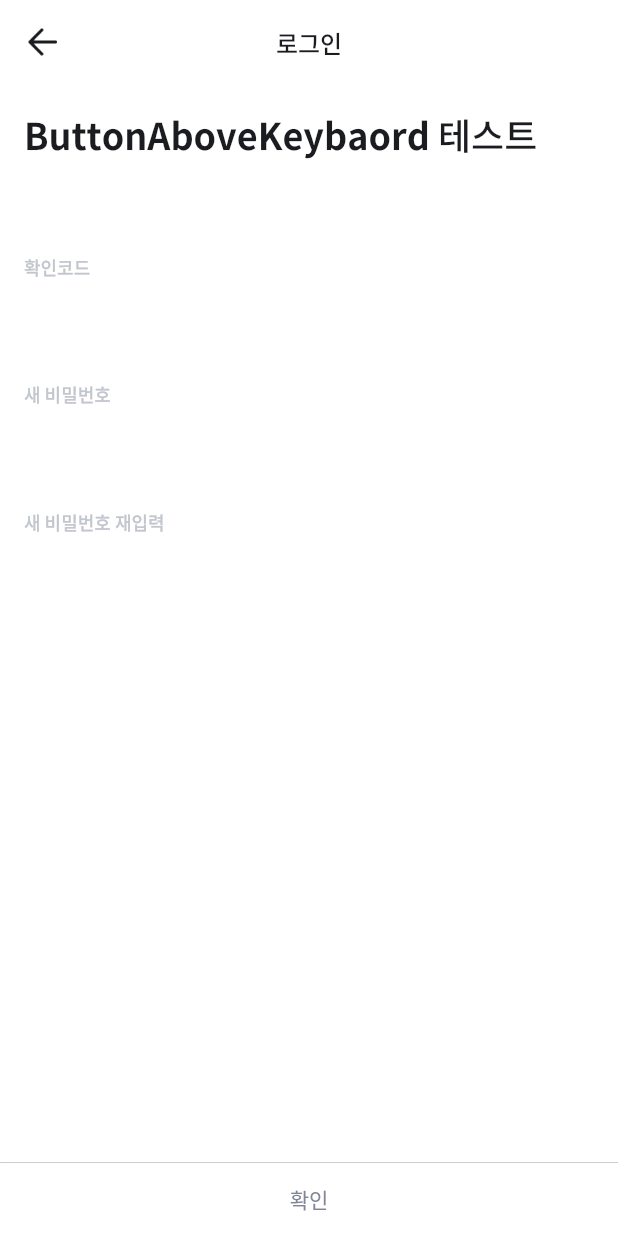
After one commit to seosh817/flutter-widgets, a Flutter app: the ButtonAboveKeyboardScreen screen opened by its route, on a phone screen of 412 x 824 dp. The commit adds this screen. Run offline on Flutter 3.47's test engine with Material 2 defaults, Android fonts, the phone set to English and light mode, and no system bars.

Commit message:
button above keyboard temp

```diff
--- /dev/null
+++ b/lib/colors.dart
@@ -0,0 +1,10 @@
+
+import 'dart:ui';
+
+class AppColors {
+  static Color azul = Color(0xff214eee);
+  static Color blueGrey = Color(0xff7f8795);
+  static Color dark = Color(0xff1a1c20);
+  static Color lightBlueGrey = Color(0xffc2c6cd);
+
+}
--- a/lib/main.dart
+++ b/lib/main.dart
@@ -1,6 +1,7 @@
 import 'package:flutter/material.dart';
 import 'package:flutter_widgets/screen/animated_container_screen.dart';
 import 'package:flutter_widgets/screen/animated_opacity_screen.dart';
+import 'package:flutter_widgets/screen/button_above_keyboard.dart';
 import 'package:flutter_widgets/screen/drawer_screen.dart';
 import 'package:flutter_widgets/screen/flexible_expanded_screen.dart';
 import 'package:flutter_widgets/screen/form_validation_screen.dart';
@@ -18,11 +19,11 @@ class MyApp extends StatelessWidget {
     return MaterialApp(
       title: 'Flutter Widgets',
       theme: ThemeData(
-        // primarySwatch: Colors.yellow
-        primaryColor: Colors.blue,
-        accentColor: Colors.yellow,
-        brightness: Brightness.dark
-      ),
+          // primarySwatch: Colors.yellow
+          primaryColor: Colors.blue,
+          accentColor: Colors.yellow,
+          brightness: Brightness.dark),
+      routes: pages,
       home: new HomeScreen(),
     );
   }
@@ -43,30 +44,16 @@ class HomeScreen extends StatelessWidget {
               children: [
                 ElevatedButton(
                   onPressed: () {
-                    Navigator.push(
-                        context,
-                        new MaterialPageRoute(
-                            builder: (context) => AnimatedContainerScreen()));
+                    Navigator.push(context, new MaterialPageRoute(builder: (context) => AnimatedContainerScreen()));
                   },
-                  style: ButtonStyle(
-                      textStyle: MaterialStateProperty.all(
-                          TextStyle(fontSize: 14, color: Colors.white)),
-                      backgroundColor:
-                          MaterialStateProperty.all<Color>(Colors.blue)),
+                  style: ButtonStyle(textStyle: MaterialStateProperty.all(TextStyle(fontSize: 14, color: Colors.white)), backgroundColor: MaterialStateProperty.all<Color>(Colors.blue)),
                   child: Text("AnimatedContainer"),
                 ),
                 ElevatedButton(
                   onPressed: () {
-                    Navigator.push(
-                        context,
-                        MaterialPageRoute(
-                            builder: (context) => AnimatedOpacityScreen()));
+                    Navigator.push(context, MaterialPageRoute(builder: (context) => AnimatedOpacityScreen()));
                   },
-                  style: ButtonStyle(
-                      textStyle: MaterialStateProperty.all(
-                          TextStyle(fontSize: 14, color: Colors.white)),
-                      backgroundColor:
-                          MaterialStateProperty.all<Color>(Colors.blue)),
+                  style: ButtonStyle(textStyle: MaterialStateProperty.all(TextStyle(fontSize: 14, color: Colors.white)), backgroundColor: MaterialStateProperty.all<Color>(Colors.blue)),
                   child: Text("AnimatedOpacity"),
                 ),
               ],
@@ -77,73 +64,58 @@ class HomeScreen extends StatelessWidget {
                   ListTile(
                     title: Text('Drawer'),
                     onTap: () {
-                      Navigator.push(
-                          context,
-                          MaterialPageRoute(
-                              builder: (context) => DrawerScreen()));
+                      Navigator.push(context, MaterialPageRoute(builder: (context) => DrawerScreen()));
                     },
                   ),
                   ListTile(
                     title: Text('SnackBar'),
                     onTap: () {
-                      Navigator.push(
-                          context,
-                          MaterialPageRoute(
-                              builder: (context) => SnackBarScreen()));
+                      Navigator.push(context, MaterialPageRoute(builder: (context) => SnackBarScreen()));
                     },
                   ),
                   ListTile(
                     title: Text('OrientationBuilder'),
                     onTap: () {
-                      Navigator.push(
-                          context,
-                          MaterialPageRoute(
-                              builder: (context) => OrientationBuilderScreen()));
+                      Navigator.push(context, MaterialPageRoute(builder: (context) => OrientationBuilderScreen()));
                     },
                   ),
                   ListTile(
                     title: Text('TabController'),
                     onTap: () {
-                      Navigator.push(
-                          context,
-                          MaterialPageRoute(
-                              builder: (context) => TabControllerScreen()));
+                      Navigator.push(context, MaterialPageRoute(builder: (context) => TabControllerScreen()));
                     },
                   ),
                   ListTile(
                     title: Text('FormValidation'),
                     onTap: () {
-                      Navigator.push(
-                          context,
-                          MaterialPageRoute(
-                              builder: (context) => FormValidationScreen()));
+                      Navigator.push(context, MaterialPageRoute(builder: (context) => FormValidationScreen()));
                     },
                   ),
                   ListTile(
                     title: Text('Swipe to Dismiss'),
                     onTap: () {
-                      Navigator.push(
-                          context,
-                          MaterialPageRoute(
-                              builder: (context) => SwipeToDismissScreen()));
+                      Navigator.push(context, MaterialPageRoute(builder: (context) => SwipeToDismissScreen()));
                     },
                   ),
                   ListTile(
                     title: Text('MethodChannel'),
                     onTap: () {
-                      Navigator.push(
-                          context,
-                          MaterialPageRoute(
-                              builder: (context) => MethodChannelScreen()));
+                      Navigator.push(context, MaterialPageRoute(builder: (context) => MethodChannelScreen()));
                     },
                   ),
                   ListTile(
                     title: Text('Expanded Flexible'),
                     onTap: () {
-                      Navigator.push(
-                          context,
-                          MaterialPageRoute(
-                              builder: (context) => FlexibleExpandedScreen()));
+                      Navigator.push(context, MaterialPageRoute(builder: (context) => FlexibleExpandedScreen()));
+                    },
+                  ),
+                  ListTile(
+                    title: Text('ButtonAboveKeyboardScreen'),
+                    onTap: () {
+                      Navigator.pushNamed(
+                        context,
+                        ButtonAboveKeyboardScreen.routeName,
+                      );
                     },
                   ),
                 ],
@@ -155,3 +127,7 @@ class HomeScreen extends StatelessWidget {
     );
   }
 }
+
+final pages = {
+  ButtonAboveKeyboardScreen.routeName: (context) => ButtonAboveKeyboardScreen(),
+};
--- /dev/null
+++ b/lib/screen/button_above_keyboard.dart
@@ -0,0 +1,249 @@
+
+
+import 'package:flutter/cupertino.dart';
+import 'package:flutter/material.dart';
+import 'package:flutter_widgets/colors.dart';
+
+import '../text_style.dart';
+
+class ButtonAboveKeyboardScreen extends StatefulWidget {
+  static String routeName = '/button_above_keyboard_page';
+
+
+  @override
+  _ButtonAboveKeyboardPageState createState() => _ButtonAboveKeyboardPageState();
+}
+
+class _ButtonAboveKeyboardPageState extends State<ButtonAboveKeyboardScreen> {
+  TextEditingController _newPasswordController = TextEditingController();
+  TextEditingController _newConfirmPasswordController = TextEditingController();
+
+  bool _isNewValid;
+  bool _isNewObscure;
+
+  bool _isNewConfirmValid;
+  bool _isNewConfirmObscure;
+
+
+  void _newObscureToggle() {
+    setState(() {
+      _isNewObscure = !_isNewObscure;
+    });
+  }
+
+  void _newConfirmObscureToggle() {
+    setState(() {
+      _isNewConfirmObscure = !_isNewConfirmObscure;
+    });
+  }
+
+  @override
+  void initState() {
+    super.initState();
+    _isNewValid = false;
+    _isNewObscure = true;
+    _isNewConfirmValid = false;
+    _isNewConfirmObscure = true;
+    _newPasswordController.addListener(() {
+    });
+    _newConfirmPasswordController.addListener(() {
+    });
+  }
+
+  @override
+  void dispose() {
+    _newPasswordController.dispose();
+    _newConfirmPasswordController.dispose();
+    super.dispose();
+  }
+
+  @override
+  Widget build(BuildContext context) {
+    final node = FocusScope.of(context);
+    var appBar = AppBar(
+      backgroundColor: Colors.white,
+      elevation: 0.0,
+      centerTitle: true,
+      title: Text(
+        '로그인',
+        style: kNotoSansMedium16.copyWith(color: AppColors.dark),
+      ),
+      leading: IconButton(
+          onPressed: () {
+            Navigator.pop(context);
+          },
+          icon: Image.asset('images/ic_back.png')),
+    );
+    return GestureDetector(
+      onTap: () {
+        node.requestFocus(FocusNode());
+      },
+      child: Scaffold(
+        resizeToAvoidBottomInset: false,
+        backgroundColor: Colors.white,
+        appBar: appBar,
+        bottomSheet: Padding(
+          padding: EdgeInsets.only(bottom: MediaQuery.of(context).viewInsets.bottom),
+          child: Container(
+            width: double.infinity,
+            color: Colors.white,
+            child: ElevatedButton(
+              style: ElevatedButton.styleFrom(
+                padding: EdgeInsets.symmetric(vertical: 14),
+                primary: AppColors.azul,
+                onSurface: AppColors.blueGrey,
+            ),
+              child: Text('확인'),
+            ),
+          ),
+        ),
+        body: SingleChildScrollView(
+          reverse: true,
+          physics: BouncingScrollPhysics(),
+          child: Container(
+            height: MediaQuery.of(context).size.height - appBar.preferredSize.height,
+            child: Column(
+              crossAxisAlignment: CrossAxisAlignment.stretch,
+              children: [
+                Padding(
+                  padding: const EdgeInsets.all(16.0),
+                  child: Column(
+                    crossAxisAlignment: CrossAxisAlignment.start,
+                    children: [
+                      RichText(
+                        text: TextSpan(children: [
+                          TextSpan(text: 'ButtonAboveKeybaord', style: kNotoSansBold24.copyWith(color: AppColors.dark)),
+                          TextSpan(text: ' 테스트', style: kNotoSansMedium24.copyWith(color: AppColors.dark)),
+                        ]),
+                      ),
+                      SizedBox(
+                        height: 36.0,
+                      ),
+                      TextFormField(
+                        autovalidateMode: AutovalidateMode.onUserInteraction,
+                        keyboardType: TextInputType.number,
+                        style: kNotoSansMedium16.copyWith(color: AppColors.dark),
+                        textInputAction: TextInputAction.next,
+                        onEditingComplete: () {
+                          node.nextFocus();
+                        },
+                        autofocus: false,
+                        cursorColor: AppColors.azul,
+                        decoration: InputDecoration(
+                          counterText: ' ',
+                          labelText: "확인코드",
+                          labelStyle: kNotoSansMedium12.copyWith(
+                            color: AppColors.lightBlueGrey,
+                          ),
+                          focusedBorder: UnderlineInputBorder(
+                            borderSide: BorderSide(
+                              color: AppColors.azul,
+                              width: 1.5,
+                            ),
+                          ),
+                          border: UnderlineInputBorder(
+                            borderSide: BorderSide(
+                              color: AppColors.lightBlueGrey,
+                              width: 1.0,
+                            ),
+                          ),
+                          alignLabelWithHint: true,
+                          isDense: true,
+                        ),
+                      ),
+                      SizedBox(
+                        height: 10,
+                      ),
+                      TextFormField(
+                        autovalidateMode: AutovalidateMode.onUserInteraction,
+                        controller: _newPasswordController,
+                        keyboardType: TextInputType.visiblePassword,
+                        // validator: passwordValidator,
+                        obscureText: _isNewObscure,
+                        style: kNotoSansMedium16.copyWith(color: AppColors.dark),
+                        textInputAction: TextInputAction.next,
+                        onEditingComplete: _isNewValid
+                            ? () {
+                          node.nextFocus();
+                        }
+                            : null,
+                        autofocus: false,
+                        cursorColor: AppColors.azul,
+                        decoration: InputDecoration(
+                          counterText: ' ',
+                          labelText: "새 비밀번호",
+                          labelStyle: kNotoSansMedium12.copyWith(
+                            color: AppColors.lightBlueGrey,
+                          ),
+                          hintText: '새 비밀번호(영문 숫자 8자리 이상)',
+                          hintStyle: kNotoSansMedium16.copyWith(
+                            color: AppColors.lightBlueGrey,
+                          ),
+                          focusedBorder: UnderlineInputBorder(
+                            borderSide: BorderSide(
+                              color: AppColors.azul,
+                              width: 1.5,
+                            ),
+                          ),
+                          border: UnderlineInputBorder(
+                            borderSide: BorderSide(
+                              color: AppColors.lightBlueGrey,
+                              width: 1.0,
+                            ),
+                          ),
+                          alignLabelWithHint: true,
+                          isDense: true,
+                        ),
+                      ),
+                      SizedBox(
+                        height: 10,
+                      ),
+                      TextFormField(
+                        autovalidateMode: AutovalidateMode.onUserInteraction,
+                        controller: _newConfirmPasswordController,
+                        keyboardType: TextInputType.visiblePassword,
+                        // validator: (String value) => passwordConfirmValidator(value, _newPasswordController.text),
+                        obscureText: _isNewConfirmObscure,
+                        style: kNotoSansMedium16.copyWith(color: AppColors.dark),
+                        textInputAction: TextInputAction.done,
+                        onEditingComplete: _isNewConfirmValid
+                            ? () {
+                          node.unfocus();
+                        }
+                            : null,
+                        autofocus: false,
+                        cursorColor: AppColors.azul,
+                        decoration: InputDecoration(
+                          counterText: ' ',
+                          labelText: "새 비밀번호 재입력",
+                          labelStyle: kNotoSansMedium12.copyWith(
+                            color: AppColors.lightBlueGrey,
+                          ),
+                          hintText: '새 비밀번호 재입력(영문 숫자 8자리 이상)',
+                          focusedBorder: UnderlineInputBorder(
+                            borderSide: BorderSide(
+                              color: AppColors.azul,
+                              width: 1.5,
+                            ),
+                          ),
+                          border: UnderlineInputBorder(
+                            borderSide: BorderSide(
+                              color: AppColors.lightBlueGrey,
+                              width: 1.0,
+                            ),
+                          ),
+                          alignLabelWithHint: true,
+                          isDense: true,
+                        ),
+                      ),
+                    ],
+                  ),
+                ),
+              ],
+            ),
+          ),
+        ),
+      ),
+    );
+  }
+}
--- /dev/null
+++ b/lib/text_style.dart
@@ -0,0 +1,13 @@
+import 'package:flutter/material.dart';
+
+const TextStyle kNotoSansBold12 = TextStyle(fontFamily: 'NotoSans', fontWeight: FontWeight.w700, fontSize: 12);
+const TextStyle kNotoSansRegular12 = TextStyle(fontFamily: 'NotoSans', fontSize: 12);
+const TextStyle kNotoSansMedium12 = TextStyle(fontFamily: 'NotoSans', fontWeight: FontWeight.w500, fontSize: 12);
+
+const TextStyle kNotoSansBold16 = TextStyle(fontFamily: 'NotoSans', fontWeight: FontWeight.w700, fontSize: 16);
+const TextStyle kNotoSansRegular16 = TextStyle(fontFamily: 'NotoSans', fontSize: 16);
+const TextStyle kNotoSansMedium16 = TextStyle(fontFamily: 'NotoSans', fontWeight: FontWeight.w500, fontSize: 16);
+
+const TextStyle kNotoSansBold24 = TextStyle(fontFamily: 'NotoSans', fontWeight: FontWeight.w700, fontSize: 24);
+const TextStyle kNotoSansRegular24 = TextStyle(fontFamily: 'NotoSans', fontSize: 24);
+const TextStyle kNotoSansMedium24 = TextStyle(fontFamily: 'NotoSans', fontWeight: FontWeight.w500, fontSize: 24);
```
Also changed, not shown: pubspec.yaml (+11 -24 lines), fonts/notosanskr_bold.otf (added), fonts/notosanskr_medium.otf (added), fonts/notosanskr_regular.otf (added), images/2.0x/ic_back.png (added), images/3.0x/ic_back.png (added), images/ic_back.png (added).
